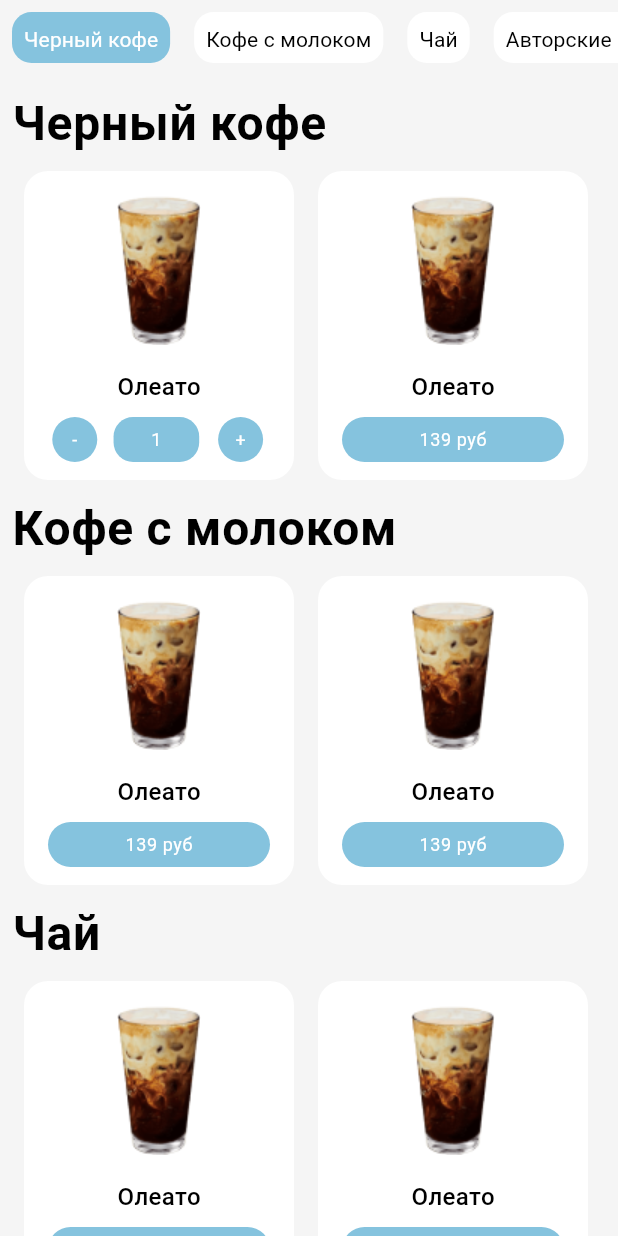
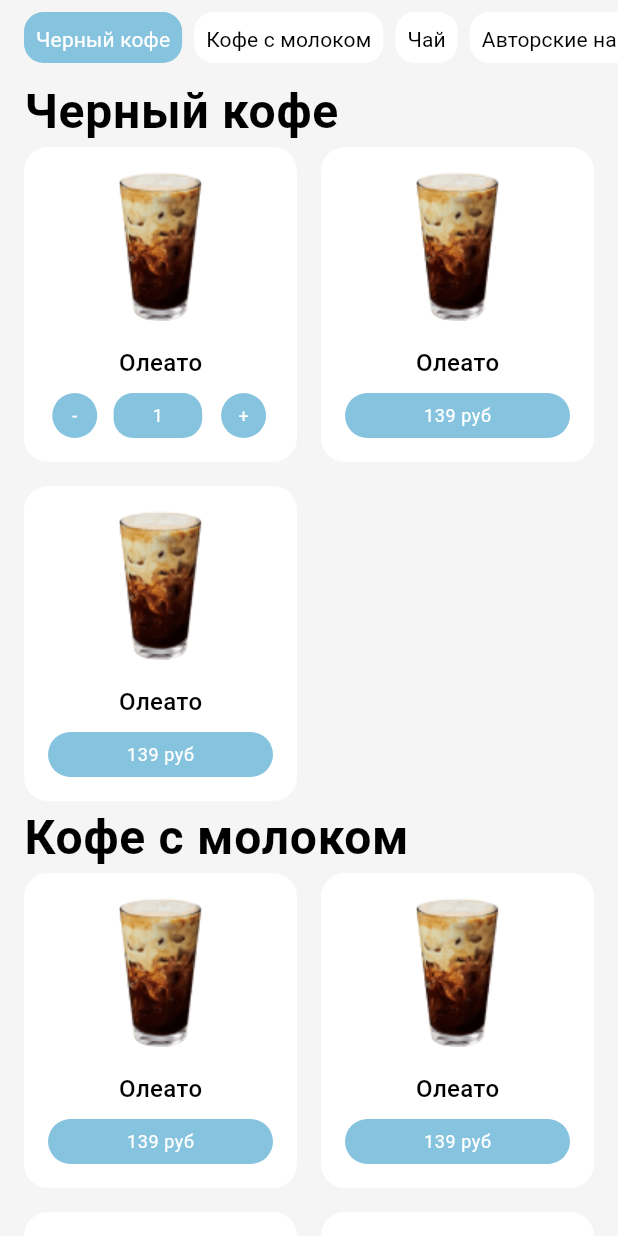
Before and after one commit to DeVoytinc/coffe_shop, a Flutter app: the screen it shows after launch, after a tap on an icon or button, on a phone screen of 412 x 824 dp. Run offline on Flutter 3.47's test engine with Material 3 defaults, Android fonts, the phone set to English and light mode, and no system bars.

Commit message:
Update scroll system

```diff
--- a/lib/src/features/menu/data/test_data.dart
+++ b/lib/src/features/menu/data/test_data.dart
@@ -3,14 +3,6 @@ import 'package:coffe_shop/src/features/menu/model/item.dart';
 
 List<String> categoriesname = [
   'Черный кофе',
-  'Кофе с молоком',
-  'Чай',
-  'Авторские напитки',
-  'Черный кофе',
-  'Кофе с молоком',
-  'Чай',
-  'Авторские напитки',
-   'Черный кофе',
   'Кофе с молоком',
   'Чай',
   'Авторские напитки',
@@ -22,7 +14,7 @@ List<Category> menu = List.generate(
   (index) => Category(
     name: categoriesname[index],
     items: List.generate(
-      3,
+      3 + (index * 2),
       (index) => const MenuItemModel(
           name: 'Олеато', imagePath: 'assets/images/coffee.png', price: 139),
     ),
--- a/lib/src/features/menu/view/menu_screen.dart
+++ b/lib/src/features/menu/view/menu_screen.dart
@@ -2,6 +2,7 @@ import 'package:coffe_shop/src/features/menu/data/test_data.dart';
 import 'package:coffe_shop/src/features/menu/view/widget/menu_item.dart';
 import 'package:coffe_shop/src/theme/app_colors.dart';
 import 'package:flutter/material.dart';
+import 'package:flutter/rendering.dart';
 
 class MenuScreen extends StatefulWidget {
   const MenuScreen({super.key});
@@ -11,29 +12,85 @@ class MenuScreen extends StatefulWidget {
 }
 
 class _MenuScreenState extends State<MenuScreen> {
-  final _categoryContainerHeight = 270.0;
-  final ScrollController _scrollController = ScrollController();
-  int _currentScrollIndex = 0;
+  final ScrollController _menuController = ScrollController();
+  final ScrollController _categoryController = ScrollController();
+  List<GlobalKey> _keysForMenuCategories = [];
+  List<GlobalKey> _keysForLinkCategories = [];
+  int _currentCategoryIndex = 0;
+  double _sumCategoryHeight = 0;
 
   @override
   void initState() {
     super.initState();
-
-    _scrollController.addListener(_updateScrollIndicator);
+    _menuController.addListener(_menuScrollListener);
+    _keysForMenuCategories = List.generate(menu.length, (index) => GlobalKey());
+    _keysForLinkCategories = List.generate(menu.length, (index) => GlobalKey());
+    WidgetsBinding.instance.addPostFrameCallback(
+      (_) => _sumCategoryHeight =
+          _keysForMenuCategories[0].currentContext!.size!.height,
+    );
   }
 
-  void _updateScrollIndicator() {
+  void _menuScrollListener() {
+
+    if (_menuController.position.userScrollDirection == ScrollDirection.reverse &&
+    _menuController.offset > _sumCategoryHeight) {
+
+      if (_currentCategoryIndex < menu.length - 1) {
         setState(() {
-      _currentScrollIndex =
-          _scrollController.offset ~/ _categoryContainerHeight;
+          _currentCategoryIndex++;
+        });
+        _sumCategoryHeight += _getActiveCategoryItemHeight();
+      }
+
+    } else if (_menuController.position.userScrollDirection == ScrollDirection.forward &&
+    _menuController.offset < _sumCategoryHeight - _getActiveCategoryItemHeight()) {
+
+      if (_currentCategoryIndex > 0) {
+        _sumCategoryHeight -= _getActiveCategoryItemHeight();
+        setState(() {
+          _currentCategoryIndex--;
         });
       }
 
-  void _onNumberTap(int index) {
-    _scrollController.animateTo(
-      index * _categoryContainerHeight,
+    }
+    _categoriesSrollTo(_currentCategoryIndex);
+  }
+
+  double _getActiveCategoryItemHeight() {
+    return _keysForMenuCategories[_currentCategoryIndex]
+            .currentContext!
+            .size!
+            .height;
+  }
+
+
+  void _onCategoryTap(int index) {
+    setState(() {
+      _currentCategoryIndex = index;
+    });
+
+    _sumCategoryHeight = 0;
+    for (var i = 0; i <= index; i++) {
+      _sumCategoryHeight +=
+          _keysForMenuCategories[i].currentContext!.size!.height;
+    }
+
+    _menuScrollTo(index);
+    _categoriesSrollTo(index);
+  }
+
+  void _menuScrollTo(int index) {
+    Scrollable.ensureVisible(
+      _keysForMenuCategories[index].currentContext!,
       duration: const Duration(milliseconds: 200),
-      curve: Curves.ease,
+    );
+  }
+
+  void _categoriesSrollTo(int index) {
+    Scrollable.ensureVisible(
+      _keysForLinkCategories[index].currentContext!,
+      duration: const Duration(milliseconds: 200),
     );
   }
 
@@ -44,19 +101,24 @@ class _MenuScreenState extends State<MenuScreen> {
             children: [
               SizedBox(
                 height: 50,
-                width: double.infinity,
-                child: ListView.builder(
+                child: ListView.separated(
+                  controller: _categoryController,
                   scrollDirection: Axis.horizontal,
                   itemCount: menu.length,
-                  itemBuilder: (context, index) => Padding(
-                    padding: const EdgeInsets.all(8.0),
-                    child: GestureDetector(
-                      onTap: () => _onNumberTap(index),
+                  padding:
+                      const EdgeInsets.symmetric(horizontal: 16, vertical: 8),
+                  separatorBuilder: (BuildContext context, int index) =>
+                      const SizedBox(
+                    width: 8,
+                  ),
+                  itemBuilder: (context, index) => GestureDetector(
+                    key: _keysForLinkCategories[index],
+                    onTap: () => _onCategoryTap(index),
                     child: DecoratedBox(
                       decoration: BoxDecoration(
                         borderRadius:
                             const BorderRadius.all(Radius.circular(13)),
-                          color: index == _currentScrollIndex
+                        color: index == _currentCategoryIndex
                             ? AppColors.primary
                             : Colors.white,
                       ),
@@ -69,7 +131,7 @@ class _MenuScreenState extends State<MenuScreen> {
                                 .textTheme
                                 .titleSmall
                                 ?.copyWith(
-                                    color: index == _currentScrollIndex
+                                  color: index == _currentCategoryIndex
                                       ? Colors.white
                                       : Colors.black,
                                 ),
@@ -80,32 +142,41 @@ class _MenuScreenState extends State<MenuScreen> {
                   ),
                 ),
               ),
-              ),
               Expanded(
-                child: ListView.builder(
-                  controller: _scrollController,
-                  itemCount: menu.length,
-                  padding: const EdgeInsets.all(8.0),
-                  itemBuilder: (context, indexCategory) => SizedBox(
-                    height: _categoryContainerHeight,
+                child: Padding(
+                  padding: const EdgeInsets.symmetric(horizontal: 16.0),
+                  child: SingleChildScrollView(
+                    controller: _menuController,
                     child: Column(
+                      crossAxisAlignment: CrossAxisAlignment.start,
+                      children: List.generate(
+                        menu.length,
+                        (indexCategory) => Column(
+                          key: _keysForMenuCategories[indexCategory],
                           crossAxisAlignment: CrossAxisAlignment.start,
                           children: [
                             Text(
                               menu[indexCategory].name,
                               style: Theme.of(context).textTheme.bodyLarge,
                             ),
-                        Expanded(
-                          child: ListView.builder(
-                            scrollDirection: Axis.horizontal,
+                            GridView.builder(
+                              gridDelegate:
+                                  const SliverGridDelegateWithFixedCrossAxisCount(
+                                crossAxisCount: 2,
+                                crossAxisSpacing: 16,
+                                mainAxisSpacing: 16,
+                                mainAxisExtent: 210,
+                              ),
+                              physics: const NeverScrollableScrollPhysics(),
+                              shrinkWrap: true,
                               itemCount: menu[indexCategory].items.length,
-                            itemBuilder: (context, indexItem) => MenuItem(
-                              menuItemModel:
-                                  menu[indexCategory].items[indexItem],
-                            ),
+                              itemBuilder: (context, index) => MenuItem(
+                                menuItemModel: menu[indexCategory].items[index],
                               ),
                             ),
                           ],
+                        ),
+                      ),
                     ),
                   ),
                 ),
--- a/lib/src/features/menu/view/widget/menu_item.dart
+++ b/lib/src/features/menu/view/widget/menu_item.dart
@@ -27,11 +27,7 @@ class _MenuItemState extends State<MenuItem> {
   }
 
   @override
-  Widget build(BuildContext context) => Padding(
-        padding: const EdgeInsets.all(8.0),
-        child: Container(
-          width: 180,
-          height: 250,
+  Widget build(BuildContext context) => DecoratedBox(
     decoration: BoxDecoration(
       borderRadius: BorderRadius.circular(16),
       color: Colors.white,
@@ -39,15 +35,16 @@ class _MenuItemState extends State<MenuItem> {
     child: Column(
       children: [
         Padding(
-                padding: const EdgeInsets.all(16.0),
+          padding: const EdgeInsets.symmetric(horizontal: 32.0, vertical: 16),
           child: Image.asset(
             widget.menuItemModel.imagePath,
+            height: 100,
+            fit: BoxFit.fitWidth,
           ),
         ),
         Text(
           widget.menuItemModel.name,
-                style:
-                    const TextStyle(fontSize: 16, fontWeight: FontWeight.w500),
+          style: Theme.of(context).textTheme.bodyMedium,
         ),
         if (count <= 0)
           Padding(
@@ -57,12 +54,9 @@ class _MenuItemState extends State<MenuItem> {
               style: ElevatedButton.styleFrom(
                 minimumSize: const Size(200, 30),
               ),
-                    child: Padding(
-                      padding: const EdgeInsets.symmetric(horizontal: 20.0),
               child: Text(
                 '${widget.menuItemModel.price.round()} руб',
                 style: Theme.of(context).textTheme.bodySmall,
-                      ),
               ),
             ),
           )
@@ -114,6 +108,5 @@ class _MenuItemState extends State<MenuItem> {
           ),
       ],
     ),
-        ),
   );
 }
```
Lines whose indentation alone changed are shown as unchanged.
